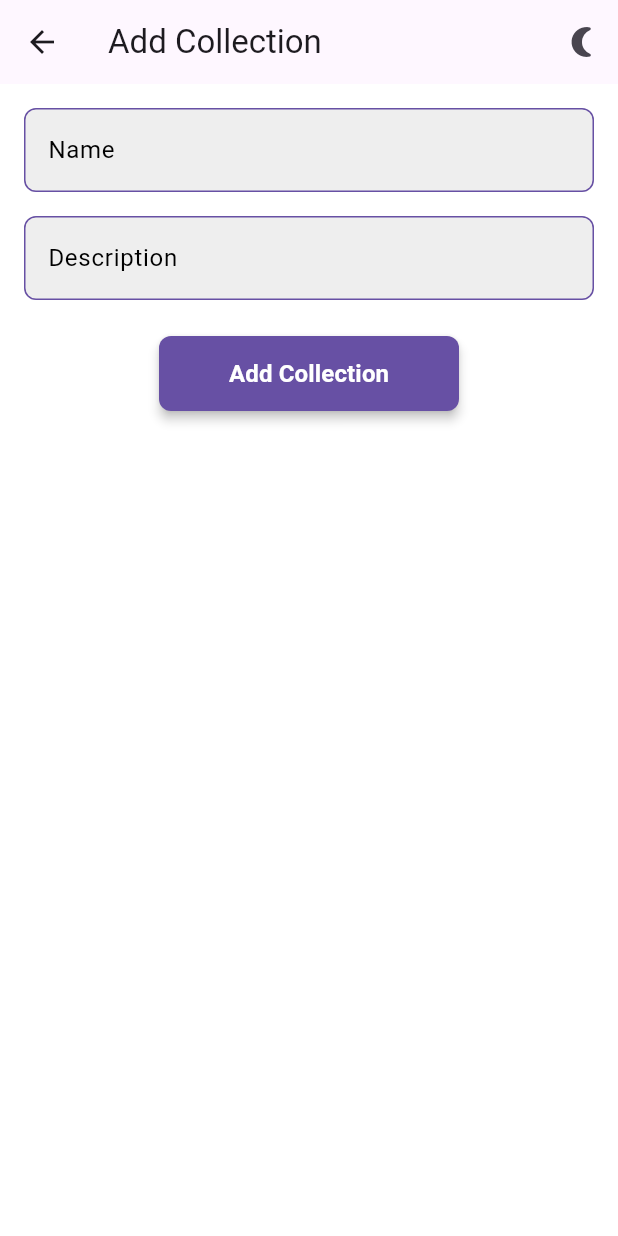
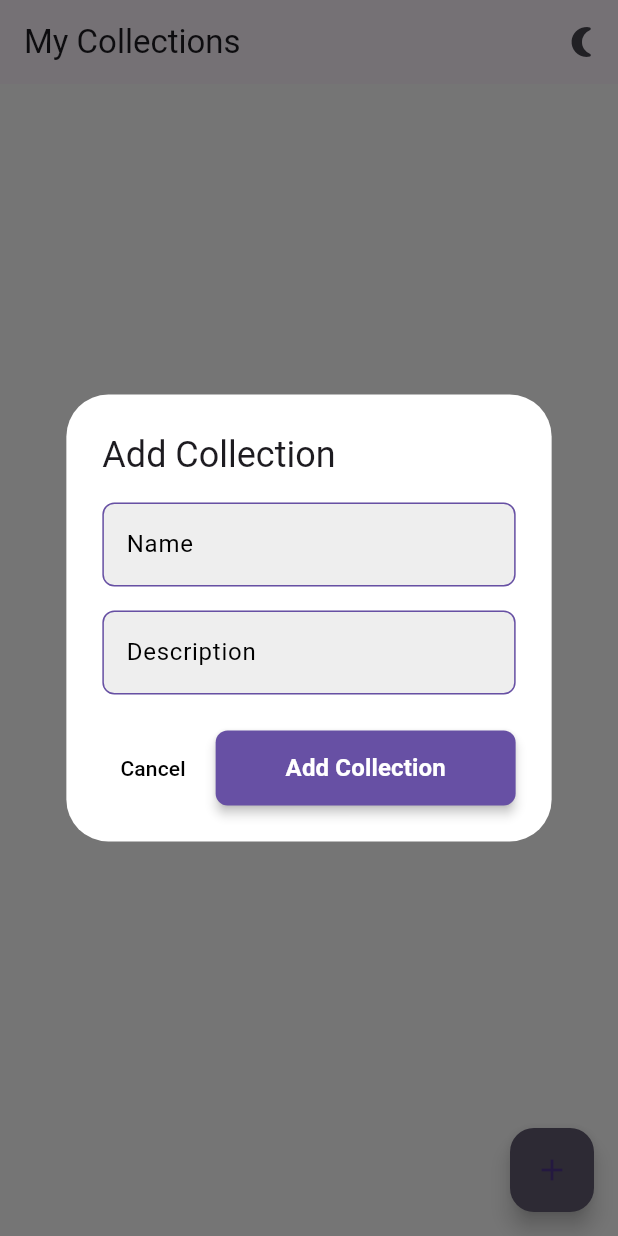
Before and after one commit to MikoMirror/DemoLib, a Flutter app: the screen it shows once a user with an empty profile is signed in, after a tap on the "add" icon, on a phone screen of 412 x 824 dp. Run offline on Flutter 3.47's test engine with Material 3 defaults, Android fonts, the light colour scheme and no system bars; our stand-ins replace camera, cloud_firestore, equatable, firebase_auth, firebase_core, firebase_storage and 3 more; missing offline and left inert: dart:html; accounts and stored records are empty.

Commit message:
Minor improvements and bug fixes

```diff
--- a/lib/lib/main.dart
+++ b/lib/lib/main.dart
@@ -6,7 +6,6 @@ import '../services/firebase_options.dart';
 import '../screens/authScreen.dart';
 import '../screens/homeScreen.dart';
 import '../screens/addBookScreen.dart';
-import '../screens/addCollectionScreen.dart';
 import '../screens/collectionScreen.dart';
 import '../blocs/authBloc.dart';
 import 'package:flutter/foundation.dart';
@@ -58,7 +57,6 @@ class _MyAppState extends State<MyApp> {
     return {
       '/': (context) => AuthScreen(isDarkMode: _isDarkMode, onThemeToggle: _toggleTheme),
       '/home': (context) => HomeScreen(isDarkMode: _isDarkMode, onThemeToggle: _toggleTheme),
-      '/addCollection': (context) => AddCollectionScreen(isDarkMode: _isDarkMode, onThemeToggle: _toggleTheme),
       '/addBook': (context) => AddBookScreen(
             collectionId: _getCollectionId(context),
             googleBooksApiKey: widget.googleBooksApiKey,
--- a/lib/models/Book.dart
+++ b/lib/models/Book.dart
@@ -1,6 +1,7 @@
 import 'package:cloud_firestore/cloud_firestore.dart';
 
 class Book {
+  final String? id;  // Add this line
   final String? isbn;
   final String title;
   final String author;
@@ -11,6 +12,7 @@ class Book {
   final String? imageUrl;
 
   Book({
+    this.id,  // Add this line
     this.isbn,
     required this.title,
     required this.author,
@@ -24,6 +26,7 @@ class Book {
   factory Book.fromFirestore(DocumentSnapshot doc) {
     Map<String, dynamic> data = doc.data() as Map<String, dynamic>;
     return Book(
+      id: doc.id,  // Add this line
       isbn: data['isbn'],
       title: data['title'] ?? '',
       author: data['author'] ?? '',
@@ -31,7 +34,7 @@ class Book {
       categories: data['categories'] ?? '',
       pageCount: int.tryParse(data['page_count']?.toString() ?? '0') ?? 0,
       publishedDate: data['published_date'] as Timestamp?,
-      imageUrl: data['image_url'] as String?,
+      imageUrl: data['imageUrl'] as String?,
     );
   }
 
@@ -44,7 +47,7 @@ class Book {
       'categories': categories,
       'page_count': pageCount,
       'published_date': publishedDate,
-    'image_url': imageUrl,
+      'imageUrl': imageUrl,
     };
   }
 }
--- a/lib/screens/addCollectionScreen.dart
+++ /dev/null
@@ -1,81 +0,0 @@
-import 'package:flutter/material.dart';
-import '../services/FirestoreService.dart';
-import '../widgets/CustomAppBar.dart';
-import '../widgets/StylizedButton.dart';
-import '../widgets/stylizedTextField.dart';
-
-class AddCollectionScreen extends StatefulWidget {
-  final bool isDarkMode;
-  final VoidCallback onThemeToggle;
-
-  const AddCollectionScreen({
-    Key? key,
-    required this.isDarkMode,
-    required this.onThemeToggle,
-  }) : super(key: key);
-
-  @override
-  AddCollectionScreenState createState() => AddCollectionScreenState();
-}
-
-class AddCollectionScreenState extends State<AddCollectionScreen> {
-  final _formKey = GlobalKey<FormState>();
-  final FirestoreService _firestoreService = FirestoreService();
-  final TextEditingController _nameController = TextEditingController();
-  final TextEditingController _descriptionController = TextEditingController();
-
-  @override
-  void dispose() {
-    _nameController.dispose();
-    _descriptionController.dispose();
-    super.dispose();
-  }
-
-  void _submitForm() {
-    if (_formKey.currentState!.validate()) {
-      _firestoreService.addCollection(
-        _nameController.text,
-        _descriptionController.text,
-      );
-      Navigator.of(context).pop();
-    }
-  }
-
-  @override
-  Widget build(BuildContext context) {
-    return Scaffold(
-      appBar: CustomAppBar(
-        title: 'Add Collection',
-        isDarkMode: widget.isDarkMode,
-        onThemeToggle: widget.onThemeToggle,
-      ),
-      body: Padding(
-        padding: const EdgeInsets.all(16.0),
-        child: Form(
-          key: _formKey,
-          child: Column(
-            children: [
-
-              StylizedTextField(
-                controller: _nameController,
-                labelText: 'Name',
-                validator: (value) =>
-                  value == null || value.isEmpty ? 'Please enter a name' : null,
-              ),
-              const SizedBox(height: 16),
-              StylizedTextField(
-                controller: _descriptionController,
-                labelText: 'Description',
-              ),
-              const SizedBox(height: 24),
-              StylizedButton(
-                onPressed: _submitForm,
-                text: 'Add Collection',
-              ),
-            ],
-          ),
-        ),
-      ),
-    );
-  }
-}
--- a/lib/screens/bookDetailsScreen.dart
+++ b/lib/screens/bookDetailsScreen.dart
@@ -1,7 +1,7 @@
 import 'package:flutter/material.dart';
 import '../models/book.dart';
 import '../widgets/CustomAppBar.dart';
-import '../services/imageService.dart';
+import '../services/imgLoader/imageService.dart';
 
 class BookDetailsScreen extends StatelessWidget {
   final Book book;
--- a/lib/screens/homeScreen.dart
+++ b/lib/screens/homeScreen.dart
@@ -2,6 +2,8 @@ import 'package:flutter/material.dart';
 import 'package:cloud_firestore/cloud_firestore.dart';
 import 'package:firebase_auth/firebase_auth.dart';
 import '../widgets/CustomAppBar.dart';
+import '../widgets/dialogs/AddCollectionDialog.dart';
+import '../widgets/dialogs/DeleteCollectionDialog.dart';
 
 class HomeScreen extends StatelessWidget {
   final FirebaseAuth _auth = FirebaseAuth.instance;
@@ -26,9 +28,7 @@ class HomeScreen extends StatelessWidget {
       ),
       body: _buildBody(context, user),
       floatingActionButton: FloatingActionButton(
-        onPressed: () {
-          Navigator.of(context).pushNamed('/addCollection');
-        },
+        onPressed: () => _showAddCollectionDialog(context),
         child: const Icon(Icons.add),
         backgroundColor: Theme.of(context).colorScheme.secondary,
       ),
@@ -61,9 +61,12 @@ class HomeScreen extends StatelessWidget {
                     color: Theme.of(context).textTheme.bodyLarge?.color,
                   ),
                 ),
-                trailing: Icon(
-                  Icons.arrow_forward_ios,
-                  color: Theme.of(context).iconTheme.color,
+                trailing: IconButton(
+                  icon: const Icon(
+                    Icons.delete,
+                    color: Colors.red,
+                  ),
+                  onPressed: () => _showDeleteCollectionDialog(context, user.uid, doc.id),
                 ),
                 onTap: () {
                   Navigator.pushNamed(
@@ -79,4 +82,25 @@ class HomeScreen extends StatelessWidget {
       },
     );
   }
+
+  void _showAddCollectionDialog(BuildContext context) {
+    showDialog(
+      context: context,
+      builder: (BuildContext context) {
+        return AddCollectionDialog(isDarkMode: isDarkMode);
+      },
+    );
+  }
+
+  void _showDeleteCollectionDialog(BuildContext context, String userId, String collectionId) {
+    showDialog(
+      context: context,
+      builder: (BuildContext context) {
+        return DeleteCollectionDialog(
+          userId: userId,
+          collectionId: collectionId,
+        );
+      },
+    );
+  }
 }
--- a/lib/screens/isbnScanScreen.dart
+++ b/lib/screens/isbnScanScreen.dart
@@ -92,8 +92,8 @@ class _IsbnScanScreenState extends State<IsbnScanScreen> {
             collectionId: widget.collectionId,
             googleBooksApiKey: widget.googleBooksApiKey,
             initialBook: book,
-            isDarkMode: false, // Add this line
-            onThemeToggle: () {}, // Add this line
+            isDarkMode: false,
+            onThemeToggle: () {},
           ),
         ),
       );
--- /dev/null
+++ b/lib/widgets/dialogs/AddCollectionDialog.dart
@@ -0,0 +1,74 @@
+import 'package:flutter/material.dart';
+import '../../services/FirestoreService.dart';
+import '../StylizedTextField.dart';
+import '../StylizedButton.dart';
+
+class AddCollectionDialog extends StatefulWidget {
+  final bool isDarkMode;
+
+  const AddCollectionDialog({Key? key, required this.isDarkMode}) : super(key: key);
+
+  @override
+  _AddCollectionDialogState createState() => _AddCollectionDialogState();
+}
+
+class _AddCollectionDialogState extends State<AddCollectionDialog> {
+  final _formKey = GlobalKey<FormState>();
+  final TextEditingController _nameController = TextEditingController();
+  final TextEditingController _descriptionController = TextEditingController();
+  final FirestoreService _firestoreService = FirestoreService();
+
+  @override
+  void dispose() {
+    _nameController.dispose();
+    _descriptionController.dispose();
+    super.dispose();
+  }
+
+  void _submitForm() {
+    if (_formKey.currentState!.validate()) {
+      _firestoreService.addCollection(
+        _nameController.text,
+        _descriptionController.text,
+      );
+      Navigator.of(context).pop();
+    }
+  }
+
+  @override
+  Widget build(BuildContext context) {
+    return AlertDialog(
+      title: Text('Add Collection', style: Theme.of(context).textTheme.headlineSmall),
+      content: Form(
+        key: _formKey,
+        child: Column(
+          mainAxisSize: MainAxisSize.min,
+          children: [
+            StylizedTextField(
+              controller: _nameController,
+              labelText: 'Name',
+              validator: (value) =>
+                  value == null || value.isEmpty ? 'Please enter a name' : null,
+            ),
+            const SizedBox(height: 16),
+            StylizedTextField(
+              controller: _descriptionController,
+              labelText: 'Description',
+            ),
+          ],
+        ),
+      ),
+      actions: [
+        TextButton(
+          child: Text('Cancel', style: TextStyle(color: widget.isDarkMode ? Colors.white : Colors.black)),
+          onPressed: () => Navigator.of(context).pop(),
+        ),
+        StylizedButton(
+          onPressed: _submitForm,
+          text: 'Add Collection',
+        ),
+      ],
+      backgroundColor: widget.isDarkMode ? Colors.grey[800] : Colors.white,
+    );
+  }
+}
```
Also changed, not shown: lib/screens/addBookScreen.dart (+26 -60 lines), lib/screens/collectionScreen.dart (+25 -41 lines), lib/widgets/dialogs/AddBookDialog.dart (added, +57 -0 lines), lib/widgets/dialogs/DeleteCollectionDialog.dart (added, +52 -0 lines), lib/widgets/dialogs/deleteBookDialog.dart (added, +47 -0 lines), lib/services/imgLoader/ImageService.dart (renamed from lib/services/ImageService.dart), lib/services/imgLoader/imageServiceNative.dart (renamed from lib/services/imageServiceNative.dart), lib/services/imgLoader/imageServiceWeb.dart (renamed from lib/services/imageServiceWeb.dart). Lines whose indentation alone changed are shown as unchanged.
